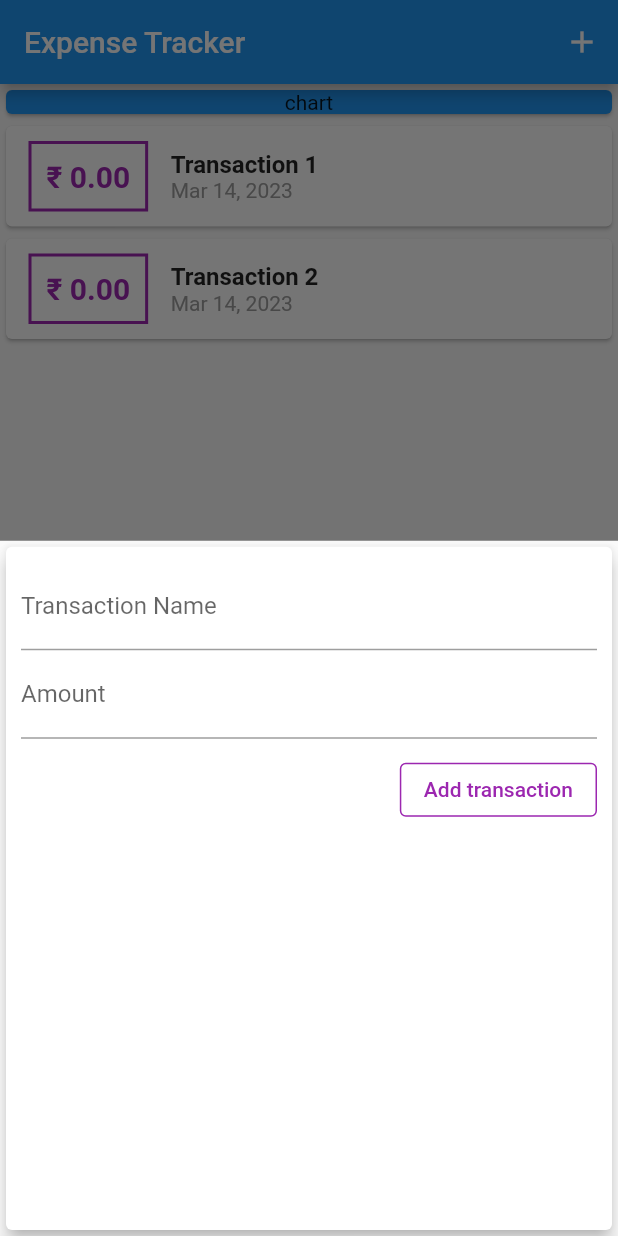
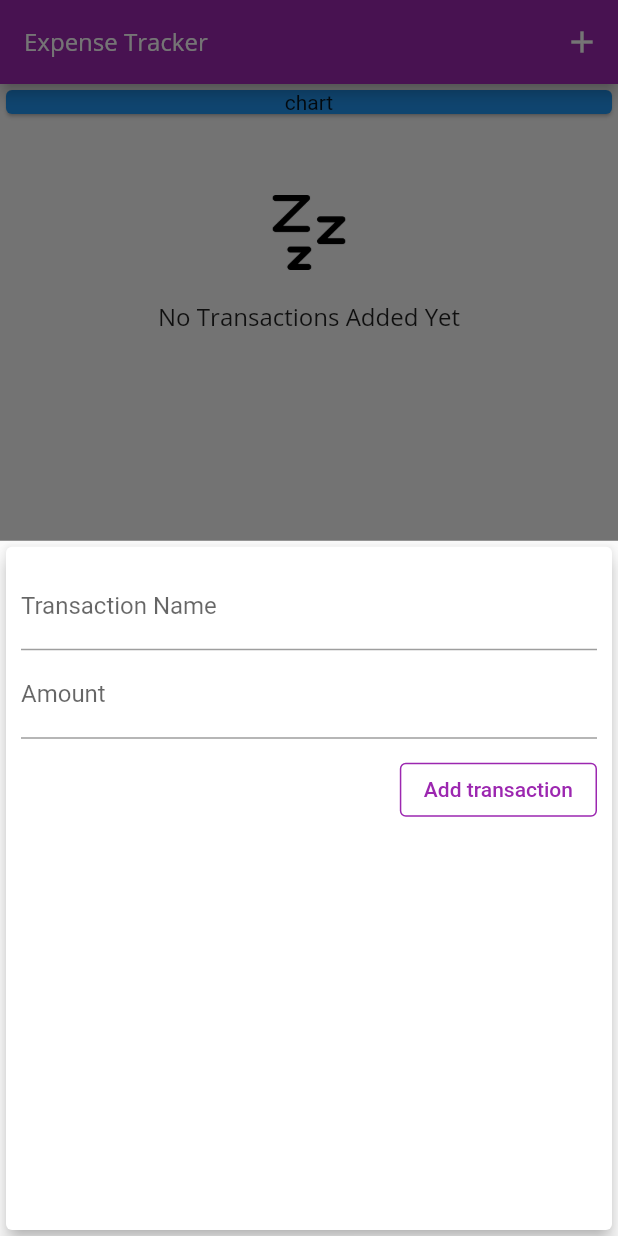
Before and after one commit to Kame-Blitz/expense-planner, a Flutter app: the screen it shows after launch, after a tap on the "add" icon, on a phone screen of 412 x 824 dp. Run offline on Flutter 3.47's test engine with Material 2 defaults, Android fonts, the light colour scheme and no system bars.

Commit message:
new file:   assets/fonts/OpenSans-Bold.ttf 	new file:   assets/fonts/OpenSans-Regular.ttf 	new file:   assets/fonts/Quicksand-Bold.ttf 	new file:   assets/fonts/Quicksand-Light.ttf 	new file:   assets/fonts/Quicksand-Medium.ttf 	new file:   assets/fonts/Quicksand-Regular.ttf 	new file:   assets/images/waiting.png 	modified:   lib/main.dart 	modified:   lib/widgets/transaction_list.dart 	modified:   pubspec.yaml

```diff
--- a/lib/main.dart
+++ b/lib/main.dart
@@ -12,6 +12,16 @@ class MyApp extends StatelessWidget {
   Widget build(BuildContext context) {
     return MaterialApp(
       title: 'Expense Tracker',
+      theme: ThemeData(
+          primarySwatch: Colors.purple,
+          fontFamily: 'OpenSans',
+          textTheme: ThemeData.light()
+              .textTheme
+              .copyWith(headline6: TextStyle(fontSize: 16)),
+          appBarTheme: ThemeData.light().appBarTheme.copyWith(
+              textTheme: ThemeData.light()
+                  .textTheme
+                  .copyWith(headline6: TextStyle(fontSize: 20)))),
       home: Home(),
       debugShowCheckedModeBanner: false,
     );
@@ -24,16 +34,7 @@ class Home extends StatefulWidget {
 }
 
 class _HomeState extends State<Home> {
-  final List<Transaction> _transactions = [
-    Transaction(
-        amount: 0,
-        dateCreated: DateTime.now(),
-        transactionName: 'Transaction 1'),
-    Transaction(
-        amount: 0,
-        dateCreated: DateTime.now(),
-        transactionName: 'Transaction 2')
-  ];
+  final List<Transaction> _transactions = [];
 
   void _addNew(String transactionName, double amount) {
     final newTx = Transaction(
@@ -60,7 +61,9 @@ class _HomeState extends State<Home> {
   Widget build(BuildContext context) {
     return Scaffold(
       appBar: AppBar(
-        title: Text('Expense Tracker'),
+        title: Text(
+          'Expense Tracker',
+        ),
         actions: [
           IconButton(
               onPressed: () => _startAddNewTransaction(context),
--- a/lib/widgets/transaction_list.dart
+++ b/lib/widgets/transaction_list.dart
@@ -8,25 +8,43 @@ class TransactionList extends StatelessWidget {
   @override
   Widget build(BuildContext context) {
     return Container(
-
-        height: MediaQuery.of(context).size.height - 81,
-        child: ListView(
+        height: MediaQuery.of(context).size.height - 83,
+        child: transactions.isEmpty
+            ? Column(
+                children: [
+                  Padding(
+                    padding: const EdgeInsets.only(top: 50.0, bottom: 20),
+                    child: SizedBox(
+                      height: 50,
+                      child: Image.asset(
+                        'assets/images/waiting.png',
+                        fit: BoxFit.cover,
+                      ),
+                    ),
+                  ),
+                  Text(
+                    'No Transactions Added Yet',
+                    style: Theme.of(context).textTheme.headline6,
+                  )
+                ],
+              )
+            : ListView(
                 children: transactions.map((tx) {
                 return Card(
                     child: Row(
                   children: [
                     Container(
-                margin:
-                    const EdgeInsets.symmetric(vertical: 10, horizontal: 15),
+                      margin: const EdgeInsets.symmetric(
+                          vertical: 10, horizontal: 15),
                       decoration: BoxDecoration(
                           border: Border.all(color: Colors.purple, width: 2)),
                       padding: const EdgeInsets.all(10),
                       child: Text(
                         '₹ ${tx.amount.toStringAsFixed(2)}',
-                  style: const TextStyle(
+                        style: TextStyle(
                             fontWeight: FontWeight.bold,
                             fontSize: 20,
-                      color: Colors.purple),
+                            color: Theme.of(context).primaryColor),
                       ),
                     ),
                     Column(
@@ -34,8 +52,7 @@ class TransactionList extends StatelessWidget {
                       children: [
                         Text(
                           tx.transactionName,
-                    style: const TextStyle(
-                        fontWeight: FontWeight.bold, fontSize: 16),
+                          style: Theme.of(context).textTheme.headline6,
                         ),
                         Text(
                           DateFormat.yMMMd().format(tx.dateCreated),
```
Also changed, not shown: pubspec.yaml (+8 -13 lines), assets/fonts/OpenSans-Bold.ttf (added), assets/fonts/OpenSans-Regular.ttf (added), assets/fonts/Quicksand-Bold.ttf (added), assets/fonts/Quicksand-Light.ttf (added), assets/fonts/Quicksand-Medium.ttf (added), assets/fonts/Quicksand-Regular.ttf (added), assets/images/waiting.png (added). Lines whose indentation alone changed are shown as unchanged.
